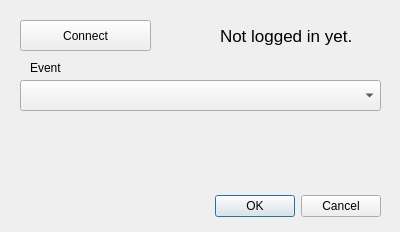
Old version of the form src/UI/settings-dialog.ui in the repository OPENSPHERE-Inc/src-link.
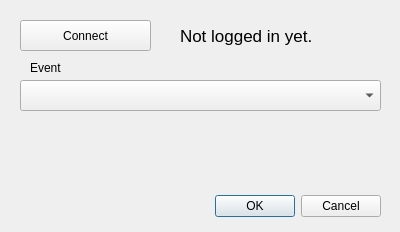
New version of the form.

The edit to the form file:
```diff
--- a/src/UI/settings-dialog.ui
+++ b/src/UI/settings-dialog.ui
@@ -45,9 +45,9 @@
   <widget class="QLabel" name="accountName">
    <property name="geometry">
     <rect>
-     <x>220</x>
+     <x>180</x>
      <y>20</y>
-     <width>151</width>
+     <width>201</width>
      <height>31</height>
     </rect>
    </property>
```
Left out of the diff: 2 changed lines with no effect on the pictures.
